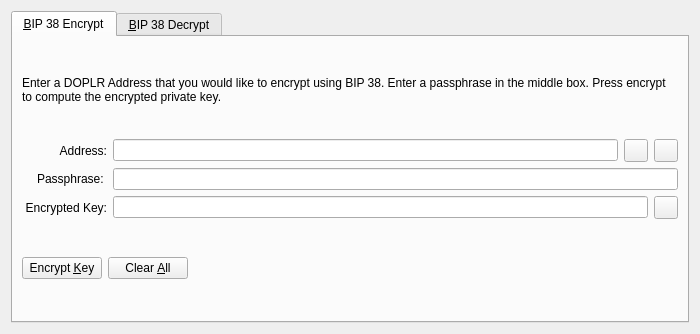
Above: src/qt/forms/bip38tooldialog.ui from DoplrCoin/Doplr before the change. Below: the same form after it.
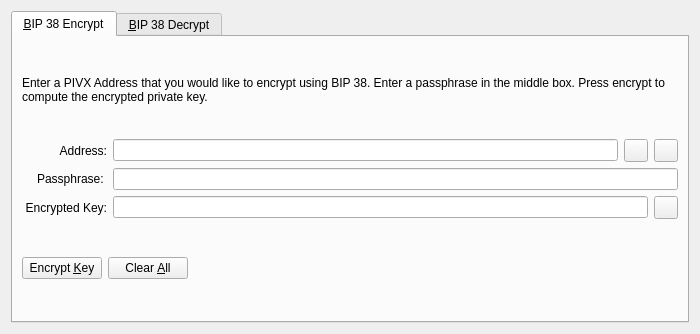
That is the form after the change. The open tabs and pages were chosen to show the change. Icons and pictures are not drawn. Custom widgets are drawn as their Qt base class.

The edit to the form file:
```diff
--- a/src/qt/forms/bip38tooldialog.ui
+++ b/src/qt/forms/bip38tooldialog.ui
@@ -30,7 +30,7 @@
        <item>
         <widget class="QLabel" name="infoLabel_ENC">
          <property name="text">
-          <string>Enter a DOPLR Address that you would like to encrypt using BIP 38. Enter a passphrase in the middle box. Press encrypt to compute the encrypted private key.</string>
+          <string>Enter a PIVX Address that you would like to encrypt using BIP 38. Enter a passphrase in the middle box. Press encrypt to compute the encrypted private key.</string>
          </property>
          <property name="textFormat">
           <enum>Qt::PlainText</enum>
```
Left out of the diff: 22 changed lines with no effect on the pictures.
